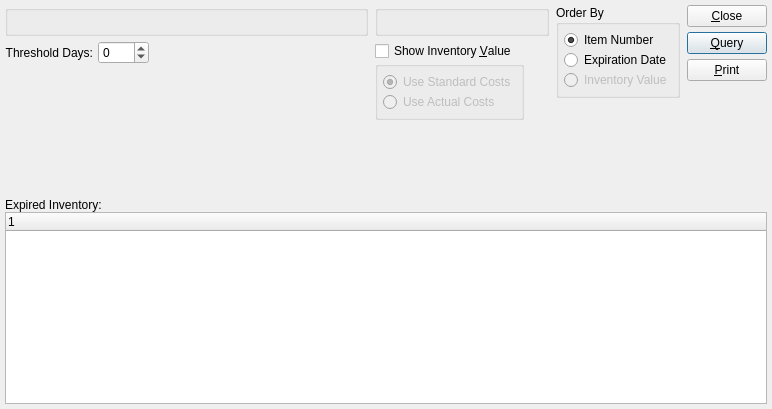
Old version of the form xtuple/trunk/guiclient/dspExpiredInventoryByClassCode.ui in the repository WooodHead/xtuple.
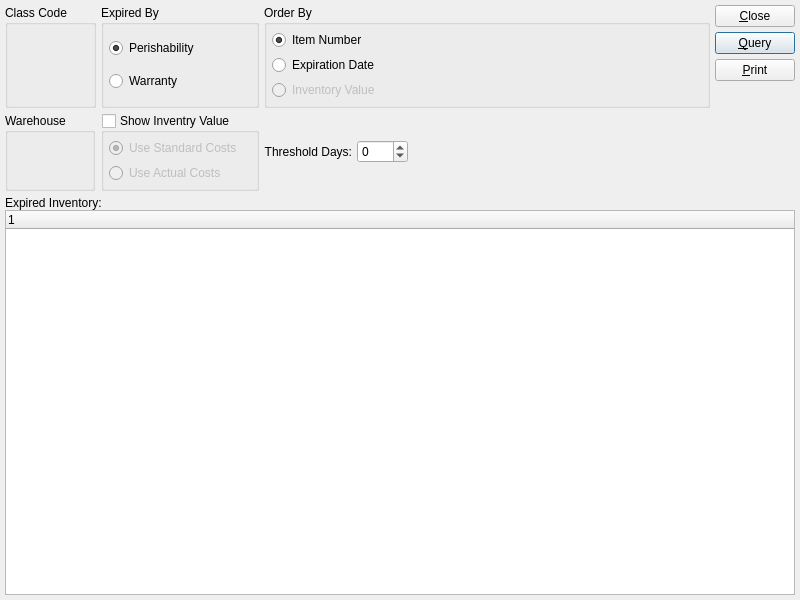
New version of the form. Custom widgets are drawn as their Qt base class.

Commit message: issue #6548:  Add warranty option to expire report.

Patch:
```diff
--- a/xtuple/trunk/guiclient/dspExpiredInventoryByClassCode.ui
+++ b/xtuple/trunk/guiclient/dspExpiredInventoryByClassCode.ui
@@ -5,255 +5,55 @@
    <rect>
     <x>0</x>
     <y>0</y>
-    <width>772</width>
-    <height>409</height>
+    <width>800</width>
+    <height>600</height>
    </rect>
   </property>
   <property name="windowTitle" >
    <string>Expired Inventory</string>
   </property>
   <widget class="QWidget" name="widget" >
-   <layout class="QVBoxLayout" >
-    <property name="margin" >
-     <number>5</number>
-    </property>
-    <property name="spacing" >
-     <number>5</number>
-    </property>
-    <item>
-     <layout class="QHBoxLayout" >
-      <property name="margin" >
-       <number>0</number>
-      </property>
-      <property name="spacing" >
-       <number>7</number>
-      </property>
-      <item>
-       <layout class="QVBoxLayout" >
-        <property name="margin" >
-         <number>0</number>
-        </property>
-        <property name="spacing" >
-         <number>0</number>
-        </property>
-        <item>
-         <layout class="QVBoxLayout" >
-          <property name="margin" >
-           <number>0</number>
-          </property>
-          <property name="spacing" >
-           <number>5</number>
-          </property>
-          <item>
+   <layout class="QGridLayout" >
+    <item row="0" column="0" >
            <widget class="ParameterGroup" name="_classCode" >
-            <property name="title" >
-             <string/>
-            </property>
-           </widget>
-          </item>
-          <item>
-           <layout class="QHBoxLayout" >
-            <property name="margin" >
-             <number>0</number>
-            </property>
-            <property name="spacing" >
-             <number>5</number>
-            </property>
-            <item>
-             <widget class="QLabel" name="_thresholdDaysLit" >
-              <property name="text" >
-               <string>Threshold Days:</string>
-              </property>
-              <property name="alignment" >
-               <set>Qt::AlignRight|Qt::AlignTrailing|Qt::AlignVCenter</set>
-              </property>
-             </widget>
-            </item>
-            <item>
-             <layout class="QHBoxLayout" >
-              <property name="margin" >
-               <number>0</number>
-              </property>
-              <property name="spacing" >
-               <number>0</number>
-              </property>
-              <item>
-               <widget class="QSpinBox" name="_thresholdDays" >
-                <property name="maximum" >
-                 <number>999</number>
-                </property>
-                <property name="minimum" >
-                 <number>-999</number>
-                </property>
-               </widget>
-              </item>
-              <item>
-               <spacer>
-                <property name="orientation" >
-                 <enum>Qt::Horizontal</enum>
-                </property>
-                <property name="sizeType" >
-                 <enum>QSizePolicy::Expanding</enum>
-                </property>
-                <property name="sizeHint" >
-                 <size>
-                  <width>123</width>
-                  <height>16</height>
-                 </size>
-                </property>
-               </spacer>
-              </item>
-             </layout>
-            </item>
-           </layout>
-          </item>
-         </layout>
-        </item>
-        <item>
-         <spacer>
-          <property name="orientation" >
-           <enum>Qt::Vertical</enum>
-          </property>
-          <property name="sizeHint" >
-           <size>
-            <width>20</width>
-            <height>0</height>
-           </size>
-          </property>
-         </spacer>
-        </item>
-       </layout>
-      </item>
-      <item>
-       <layout class="QVBoxLayout" >
-        <property name="margin" >
-         <number>0</number>
-        </property>
-        <property name="spacing" >
-         <number>5</number>
-        </property>
-        <item>
-         <widget class="WarehouseGroup" name="_warehouse" >
+      <property name="focusPolicy" >
+       <enum>Qt::StrongFocus</enum>
+      </property>
           <property name="title" >
-           <string/>
+       <string>Class Code</string>
           </property>
          </widget>
         </item>
-        <item>
-         <layout class="QHBoxLayout" >
-          <property name="margin" >
-           <number>0</number>
-          </property>
-          <property name="spacing" >
-           <number>0</number>
-          </property>
-          <item>
-           <layout class="QVBoxLayout" >
-            <property name="margin" >
-             <number>0</number>
-            </property>
-            <property name="spacing" >
-             <number>0</number>
-            </property>
-            <item>
-             <widget class="XCheckBox" name="_showValue" >
-              <property name="text" >
-               <string>Show Inventory &amp;Value</string>
-              </property>
-             </widget>
-            </item>
-            <item>
-             <widget class="QGroupBox" name="_costsGroup" >
-              <property name="enabled" >
-               <bool>false</bool>
-              </property>
-              <property name="sizePolicy" >
-               <sizepolicy>
-                <hsizetype>5</hsizetype>
-                <vsizetype>0</vsizetype>
-                <horstretch>0</horstretch>
-                <verstretch>0</verstretch>
-               </sizepolicy>
-              </property>
+    <item row="0" column="1" >
+     <widget class="QGroupBox" name="_expiredByGroup" >
               <property name="title" >
-               <string/>
-              </property>
-              <layout class="QVBoxLayout" >
-               <property name="margin" >
-                <number>5</number>
-               </property>
-               <property name="spacing" >
-                <number>0</number>
-               </property>
-               <item>
-                <widget class="QRadioButton" name="_useStandardCosts" >
+       <string>Expired By</string>
+      </property>
+      <layout class="QGridLayout" >
+       <item row="0" column="0" >
+        <widget class="QRadioButton" name="_perishability" >
                  <property name="text" >
-                  <string>Use Standard Costs</string>
+          <string>Perishability</string>
                  </property>
                  <property name="checked" >
                   <bool>true</bool>
                  </property>
                 </widget>
                </item>
-               <item>
-                <widget class="QRadioButton" name="_useActualCosts" >
+       <item row="1" column="0" >
+        <widget class="QRadioButton" name="_warranty" >
                  <property name="text" >
-                  <string>Use Actual Costs</string>
+          <string>Warranty</string>
                  </property>
                 </widget>
                </item>
               </layout>
              </widget>
             </item>
-           </layout>
-          </item>
-          <item>
-           <spacer>
-            <property name="orientation" >
-             <enum>Qt::Horizontal</enum>
-            </property>
-            <property name="sizeType" >
-             <enum>QSizePolicy::Preferred</enum>
-            </property>
-            <property name="sizeHint" >
-             <size>
-              <width>25</width>
-              <height>20</height>
-             </size>
-            </property>
-           </spacer>
-          </item>
-         </layout>
-        </item>
-        <item>
-         <spacer>
-          <property name="orientation" >
-           <enum>Qt::Vertical</enum>
-          </property>
-          <property name="sizeHint" >
-           <size>
-            <width>20</width>
-            <height>0</height>
-           </size>
-          </property>
-         </spacer>
-        </item>
-       </layout>
-      </item>
-      <item>
-       <layout class="QVBoxLayout" >
-        <property name="margin" >
-         <number>0</number>
-        </property>
-        <property name="spacing" >
-         <number>0</number>
-        </property>
-        <item>
+    <item row="0" column="2" >
          <widget class="QGroupBox" name="_orderByGroup" >
           <property name="sizePolicy" >
-           <sizepolicy>
-            <hsizetype>5</hsizetype>
-            <vsizetype>0</vsizetype>
+       <sizepolicy vsizetype="Preferred" hsizetype="Preferred" >
             <horstretch>0</horstretch>
             <verstretch>0</verstretch>
            </sizepolicy>
@@ -261,14 +61,8 @@
           <property name="title" >
            <string>Order By</string>
           </property>
-          <layout class="QVBoxLayout" >
-           <property name="margin" >
-            <number>5</number>
-           </property>
-           <property name="spacing" >
-            <number>0</number>
-           </property>
-           <item>
+      <layout class="QGridLayout" >
+       <item row="0" column="0" >
             <widget class="QRadioButton" name="_itemNumber" >
              <property name="text" >
               <string>Item Number</string>
@@ -278,14 +72,14 @@
              </property>
             </widget>
            </item>
-           <item>
+       <item row="1" column="0" >
             <widget class="QRadioButton" name="_expirationDate" >
              <property name="text" >
               <string>Expiration Date</string>
              </property>
             </widget>
            </item>
-           <item>
+       <item row="2" column="0" >
             <widget class="QRadioButton" name="_inventoryValue" >
              <property name="enabled" >
               <bool>false</bool>
@@ -298,34 +92,13 @@
           </layout>
          </widget>
         </item>
-        <item>
-         <spacer>
-          <property name="orientation" >
-           <enum>Qt::Vertical</enum>
-          </property>
-          <property name="sizeHint" >
-           <size>
-            <width>16</width>
-            <height>0</height>
-           </size>
-          </property>
-         </spacer>
-        </item>
-       </layout>
-      </item>
-      <item>
+    <item rowspan="2" row="0" column="3" >
        <layout class="QVBoxLayout" >
-        <property name="margin" >
-         <number>0</number>
-        </property>
         <property name="spacing" >
          <number>0</number>
         </property>
         <item>
          <layout class="QVBoxLayout" >
-          <property name="margin" >
-           <number>0</number>
-          </property>
           <property name="spacing" >
            <number>5</number>
           </property>
@@ -376,13 +149,119 @@
         </item>
        </layout>
       </item>
-     </layout>
+    <item row="1" column="0" >
+     <widget class="WarehouseGroup" name="_warehouse" >
+      <property name="sizePolicy" >
+       <sizepolicy vsizetype="Preferred" hsizetype="Fixed" >
+        <horstretch>0</horstretch>
+        <verstretch>0</verstretch>
+       </sizepolicy>
+      </property>
+      <property name="focusPolicy" >
+       <enum>Qt::StrongFocus</enum>
+      </property>
+      <property name="title" >
+       <string>Warehouse</string>
+      </property>
+     </widget>
+    </item>
+    <item row="1" column="1" >
+     <widget class="QGroupBox" name="_showValue" >
+      <property name="enabled" >
+       <bool>true</bool>
+      </property>
+      <property name="sizePolicy" >
+       <sizepolicy vsizetype="Fixed" hsizetype="Preferred" >
+        <horstretch>0</horstretch>
+        <verstretch>0</verstretch>
+       </sizepolicy>
+      </property>
+      <property name="title" >
+       <string>Show Inventry Value</string>
+      </property>
+      <property name="checkable" >
+       <bool>true</bool>
+      </property>
+      <property name="checked" >
+       <bool>false</bool>
+      </property>
+      <layout class="QGridLayout" >
+       <item row="0" column="0" >
+        <widget class="QRadioButton" name="_useStandardCosts" >
+         <property name="text" >
+          <string>Use Standard Costs</string>
+         </property>
+         <property name="checked" >
+          <bool>true</bool>
+         </property>
+        </widget>
+       </item>
+       <item row="1" column="0" >
+        <widget class="QRadioButton" name="_useActualCosts" >
+         <property name="text" >
+          <string>Use Actual Costs</string>
+         </property>
+        </widget>
+       </item>
+      </layout>
+     </widget>
     </item>
-    <item>
+    <item row="1" column="2" >
      <layout class="QVBoxLayout" >
-      <property name="margin" >
+      <item>
+       <layout class="QHBoxLayout" >
+        <property name="spacing" >
+         <number>5</number>
+        </property>
+        <item>
+         <widget class="QLabel" name="_thresholdDaysLit" >
+          <property name="text" >
+           <string>Threshold Days:</string>
+          </property>
+          <property name="alignment" >
+           <set>Qt::AlignRight|Qt::AlignTrailing|Qt::AlignVCenter</set>
+          </property>
+         </widget>
+        </item>
+        <item>
+         <layout class="QHBoxLayout" >
+          <property name="spacing" >
        <number>0</number>
       </property>
+          <item>
+           <widget class="QSpinBox" name="_thresholdDays" >
+            <property name="minimum" >
+             <number>-999</number>
+            </property>
+            <property name="maximum" >
+             <number>999</number>
+            </property>
+           </widget>
+          </item>
+          <item>
+           <spacer>
+            <property name="orientation" >
+             <enum>Qt::Horizontal</enum>
+            </property>
+            <property name="sizeType" >
+             <enum>QSizePolicy::Expanding</enum>
+            </property>
+            <property name="sizeHint" >
+             <size>
+              <width>123</width>
+              <height>16</height>
+             </size>
+            </property>
+           </spacer>
+          </item>
+         </layout>
+        </item>
+       </layout>
+      </item>
+     </layout>
+    </item>
+    <item row="2" column="0" colspan="4" >
+     <layout class="QVBoxLayout" >
       <property name="spacing" >
        <number>0</number>
       </property>
@@ -396,11 +275,9 @@
       <item>
        <widget class="XTreeWidget" name="_expired" >
         <property name="sizePolicy" >
-         <sizepolicy>
-          <hsizetype>7</hsizetype>
-          <vsizetype>7</vsizetype>
+         <sizepolicy vsizetype="Expanding" hsizetype="Expanding" >
           <horstretch>0</horstretch>
-          <verstretch>0</verstretch>
+          <verstretch>1</verstretch>
          </sizepolicy>
         </property>
         <property name="minimumSize" >
@@ -424,11 +301,6 @@
    <extends>QGroupBox</extends>
    <header>parametergroup.h</header>
   </customwidget>
-  <customwidget>
-   <class>XCheckBox</class>
-   <extends>QCheckBox</extends>
-   <header>xcheckbox.h</header>
-  </customwidget>
   <customwidget>
    <class>WarehouseGroup</class>
    <extends>QGroupBox</extends>
```
Left out of the diff: 31 changed lines with no effect on the pictures. Lines whose indentation alone changed are shown as unchanged. The commit also changes 1 other file.
